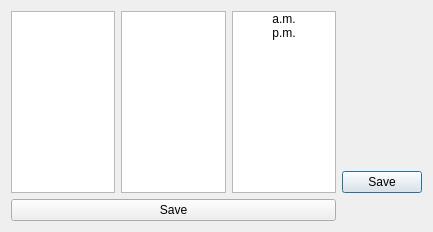
First picture: the form in dialog2.ui, repository community-ssu/clock-ui, before the edit.
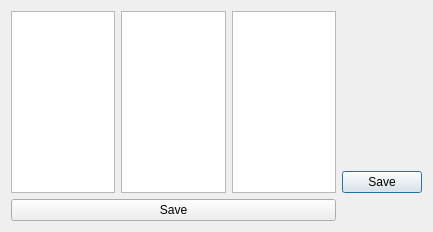
Second picture: the form after the edit.

Diff of the .ui file:
```diff
--- a/dialog2.ui
+++ b/dialog2.ui
@@ -30,24 +30,7 @@
        <widget class="QListWidget" name="listWidget_2"/>
       </item>
       <item>
-       <widget class="QListWidget" name="listWidget_3">
-        <item>
-         <property name="text">
-          <string>a.m.</string>
-         </property>
-         <property name="textAlignment">
-          <set>AlignHCenter|AlignVCenter|AlignCenter</set>
-         </property>
-        </item>
-        <item>
-         <property name="text">
-          <string>p.m.</string>
-         </property>
-         <property name="textAlignment">
-          <set>AlignHCenter|AlignVCenter|AlignCenter</set>
-         </property>
-        </item>
-       </widget>
+       <widget class="QListWidget" name="listWidget_3"/>
       </item>
      </layout>
     </widget>
```
